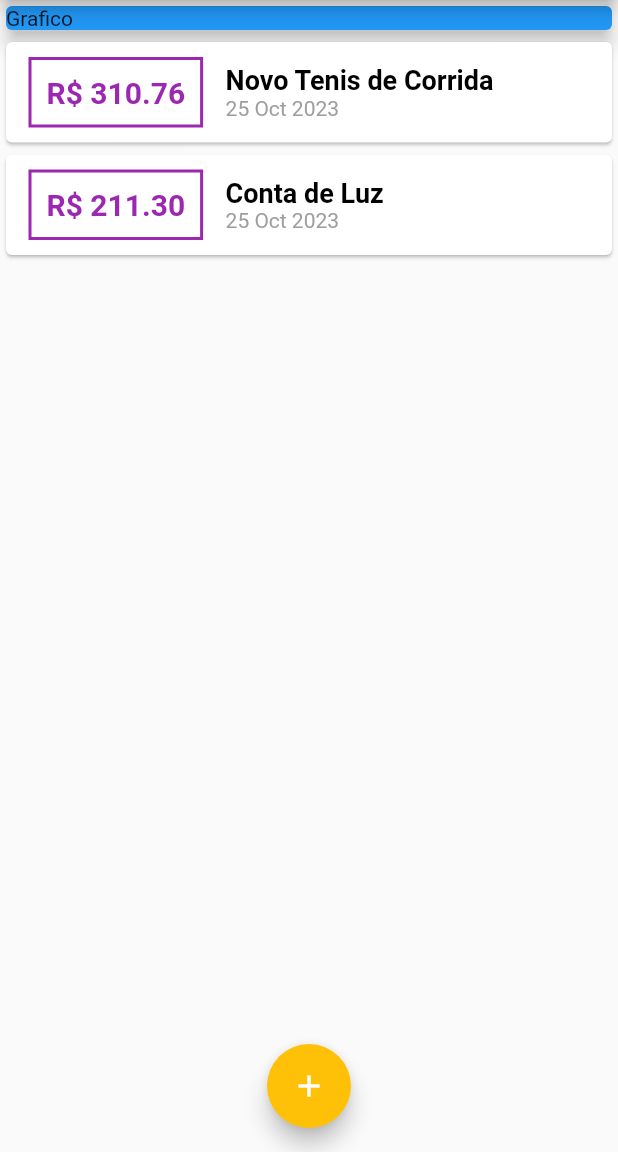
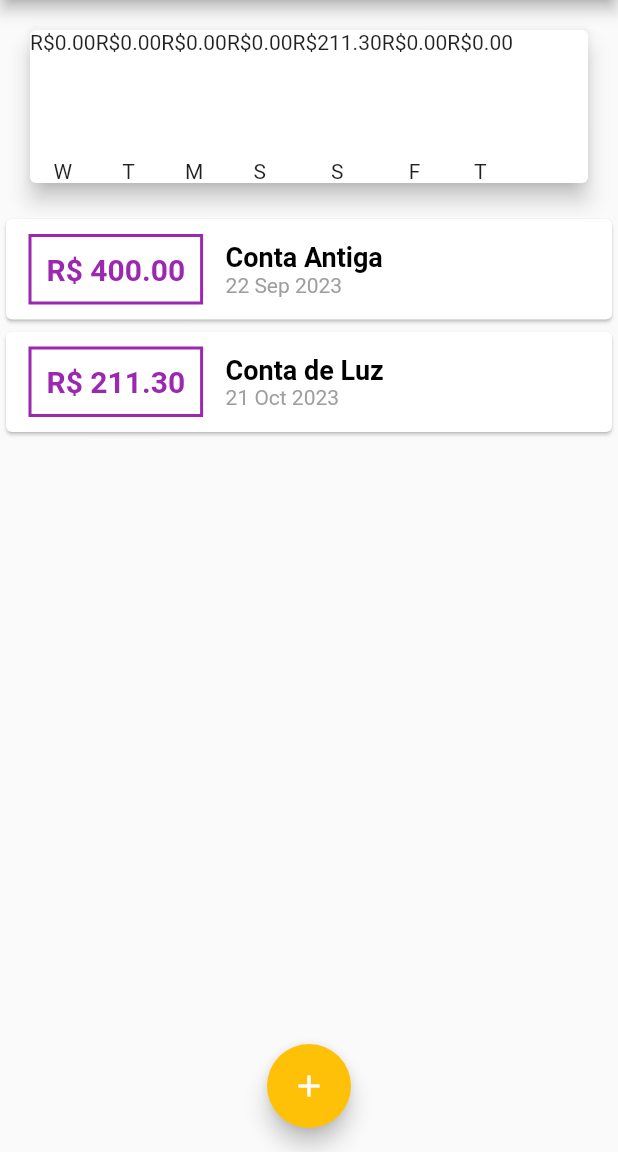
Before and after one commit to Hommer95/App, a Flutter app: the screen it shows after launch, on a phone screen of 412 x 824 dp, the part 84-1236 px from its top. Run offline on Flutter 3.47's test engine with Material 2 defaults, Android fonts, the phone set to English and light mode, and no system bars; project files that could hold a hidden picture were left out.

Commit message:
AppAtualizado
Nesse commit realizei um modal na parte de cima do App, com isso temos os dias, mes e anos. A parte do (Chart) é o modal que abre a parte dos gastos no App

```diff
--- a/lib/compenents/transaction_list.dart
+++ /dev/null
@@ -1,60 +0,0 @@
-import 'package:flutter/material.dart';
-import '../models/transaction.dart';
-import 'package:intl/intl.dart';
-
-class TransactionList extends StatelessWidget {
-  final List<Transaction> transactions;
-  const TransactionList(this.transactions, {super.key});
-
-  @override
-  Widget build(BuildContext context) {
-    return SizedBox(
-      height: 300,
-      child: ListView.builder(
-        itemCount: transactions.length,
-        itemBuilder: (ctx, index) {
-          final tr = transactions[index];
-          return Card(
-            child: Row(
-              children: <Widget>[
-                Container(
-                  margin:
-                      const EdgeInsets.symmetric(horizontal: 15, vertical: 10),
-                  decoration: BoxDecoration(
-                      border: Border.all(
-                    color: Theme.of(context).colorScheme.primary,
-                    width: 2,
-                  )),
-                  padding: const EdgeInsets.all(10),
-                  child: Text(
-                    'R\$ ${tr.value.toStringAsFixed(2)}',
-                    style: TextStyle(
-                      fontWeight: FontWeight.bold,
-                      fontSize: 20,
-                      color: Theme.of(context).colorScheme.primary,
-                    ),
-                  ),
-                ),
-                Column(
-                  crossAxisAlignment: CrossAxisAlignment.start,
-                  children: <Widget>[
-                    Text(
-                      tr.title,
-                      style: Theme.of(context).textTheme.titleLarge,
-                    ),
-                    Text(
-                      DateFormat('d MMM y').format(tr.date),
-                      style: const TextStyle(
-                        color: Colors.grey,
-                      ),
-                    ),
-                  ],
-                )
-              ],
-            ),
-          );
-        },
-      ),
-    );
-  }
-}
--- /dev/null
+++ b/lib/components/chart.dart
@@ -0,0 +1,53 @@
+import 'package:expenses/models/transaction.dart';
+import 'package:flutter/material.dart';
+import 'package:intl/intl.dart';
+import '../models/transaction.dart';
+import 'chart_bar.dart';
+
+class Chart extends StatelessWidget {
+  const Chart({super.key, required this.recentTransaction});
+  final List<Transaction> recentTransaction;
+
+  List<Map<String, Object>> get groupedTransactions {
+    return List.generate(7, (index) {
+      final weekDay = DateTime.now().subtract(
+        Duration(days: index),
+      );
+
+      double totalSum = 0.0;
+
+      for (var i = 0; i < recentTransaction.length; i++) {
+        bool sameDay = recentTransaction[i].date.day == weekDay.day;
+        bool sameMonth = recentTransaction[i].date.month == weekDay.month;
+        bool sameYear = recentTransaction[i].date.year == weekDay.year;
+
+        if (sameDay && sameMonth && sameYear) {
+          totalSum += recentTransaction[i].value;
+        }
+      }
+
+      return {
+        'day': DateFormat.E().format(weekDay)[0],
+        'value': totalSum,
+      };
+    });
+  }
+
+  @override
+  Widget build(BuildContext context) {
+    groupedTransactions;
+    return Card(
+      elevation: 6,
+      margin: const EdgeInsets.all(20),
+      child: Row(
+        children: groupedTransactions.map((tr) {
+          return ChartBar(
+            label: tr['day'] as String,
+            value: tr['value'] as double,
+            percentage: 0,
+          );
+        }).toList(),
+      ),
+    );
+  }
+}
--- /dev/null
+++ b/lib/components/chart_bar.dart
@@ -0,0 +1,30 @@
+import 'package:flutter/material.dart';
+
+class ChartBar extends StatelessWidget {
+  ChartBar(
+      {super.key,
+      required this.label,
+      required this.value,
+      required this.percentage});
+
+  final String label;
+  final double value;
+  final double percentage;
+
+  @override
+  Widget build(BuildContext context) {
+    return Column(
+      children: <Widget>[
+        Text('R\$${value.toStringAsFixed(2)}'),
+        const SizedBox(height: 5),
+        const SizedBox(
+          height: 60,
+          width: 10,
+          child: null,
+        ),
+        const SizedBox(height: 5),
+        Text(label),
+      ],
+    );
+  }
+}
--- /dev/null
+++ b/lib/components/transaction_list.dart
@@ -0,0 +1,78 @@
+import 'package:flutter/material.dart';
+import '../models/transaction.dart';
+import 'package:intl/intl.dart';
+
+class TransactionList extends StatelessWidget {
+  final List<Transaction> transactions;
+  const TransactionList(this.transactions, {super.key});
+
+  @override
+  Widget build(BuildContext context) {
+    return SizedBox(
+      height: 300,
+      child: transactions.isEmpty
+          ? Column(
+              children: <Widget>[
+                const SizedBox(height: 20),
+                Text(
+                  'Nenhuma Transação Cadastrada',
+                  style: Theme.of(context).textTheme.titleLarge,
+                ),
+                const SizedBox(height: 20),
+                SizedBox(
+                  height: 200,
+                  child: Image.asset(
+                    'assets/images/waiting.png',
+                    fit: BoxFit.cover,
+                  ),
+                ),
+              ],
+            )
+          : ListView.builder(
+              itemCount: transactions.length,
+              itemBuilder: (ctx, index) {
+                final tr = transactions[index];
+                return Card(
+                  child: Row(
+                    children: <Widget>[
+                      Container(
+                        margin: const EdgeInsets.symmetric(
+                            horizontal: 15, vertical: 10),
+                        decoration: BoxDecoration(
+                            border: Border.all(
+                          color: Theme.of(context).colorScheme.primary,
+                          width: 2,
+                        )),
+                        padding: const EdgeInsets.all(10),
+                        child: Text(
+                          'R\$ ${tr.value.toStringAsFixed(2)}',
+                          style: TextStyle(
+                            fontWeight: FontWeight.bold,
+                            fontSize: 20,
+                            color: Theme.of(context).colorScheme.primary,
+                          ),
+                        ),
+                      ),
+                      Column(
+                        crossAxisAlignment: CrossAxisAlignment.start,
+                        children: <Widget>[
+                          Text(
+                            tr.title,
+                            style: Theme.of(context).textTheme.titleLarge,
+                          ),
+                          Text(
+                            DateFormat('d MMM y').format(tr.date),
+                            style: const TextStyle(
+                              color: Colors.grey,
+                            ),
+                          ),
+                        ],
+                      )
+                    ],
+                  ),
+                );
+              },
+            ),
+    );
+  }
+}
--- a/lib/main.dart
+++ b/lib/main.dart
@@ -2,11 +2,13 @@
 
 // ignore_for_file: non_constant_identifier_names
 
-import 'package:expenses/compenents/transaction_form.dart';
+import 'package:expenses/components/chart.dart';
+import 'package:expenses/components/transaction_form.dart';
 import 'package:flutter/material.dart';
 import 'dart:math';
-import 'compenents/transaction_list.dart';
+import 'components/transaction_list.dart';
 import 'models/transaction.dart';
+import 'components/chart.dart';
 
 main() => runApp(const ExpensesesApp());
 
@@ -50,19 +52,28 @@ class MyHomePage extends StatefulWidget {
 }
 
 class _MyHomePageState extends State<MyHomePage> {
-  final _transactions = [
+  final List<Transaction> _transactions = [
     Transaction(
-        id: 't1',
-        title: 'Novo Tenis de Corrida',
-        value: 310.76,
-        date: DateTime.now()),
+      id: 't0',
+      title: 'Conta Antiga',
+      value: 400.00,
+      date: DateTime.now().subtract(const Duration(days: 33)),
+    ),
     Transaction(
       id: 't2',
       title: 'Conta de Luz',
       value: 211.30,
-      date: DateTime.now(),
+      date: DateTime.now().subtract(const Duration(days: 4)),
     ),
   ];
+
+  List<Transaction> get _recentTransactions {
+    return _transactions.where((tr) {
+      return tr.date.isAfter(DateTime.now().subtract(
+        const Duration(days: 7),
+      ));
+    }).toList();
+  }
 
   // ignore: unused_element
   _addTransaction(String title, double value) {
@@ -103,14 +114,7 @@ class _MyHomePageState extends State<MyHomePage> {
         child: Column(
           crossAxisAlignment: CrossAxisAlignment.stretch,
           children: <Widget>[
-            const SizedBox(
-              width: double.infinity,
-              child: Card(
-                color: Colors.blue,
-                elevation: 5,
-                child: Text('Grafico'),
-              ),
-            ),
+            Chart(recentTransaction: _recentTransactions),
             TransactionList(_transactions),
           ],
         ),
--- a/pubspec.yaml
+++ b/pubspec.yaml
@@ -59,8 +59,8 @@ flutter:
   uses-material-design: true
 
   # To add assets to your application, add an assets section, like this:
-  # assets:
-  #   - images/a_dot_burr.jpeg
+  assets:
+    - assets/images/waiting.png
   #   - images/a_dot_ham.jpeg
 
   # An image asset can refer to one or more resolution-specific "variants", see
```
Also changed, not shown: assets/images/waiting.png (added), lib/components/transaction_form.dart (renamed from lib/compenents/transaction_form.dart).
